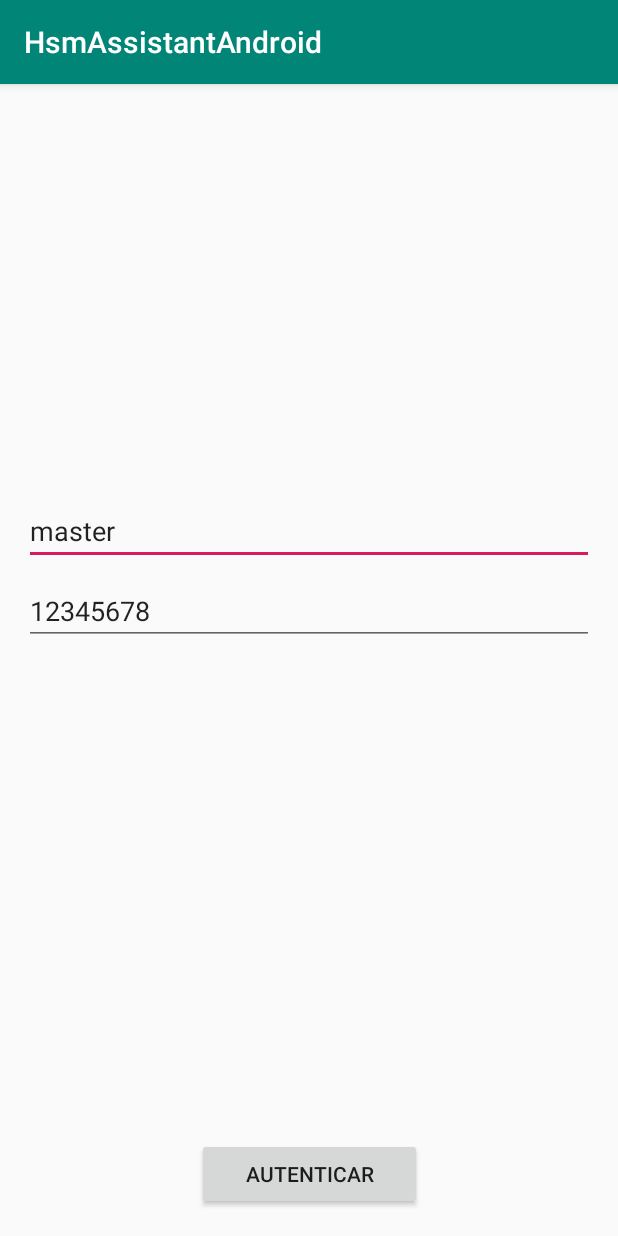
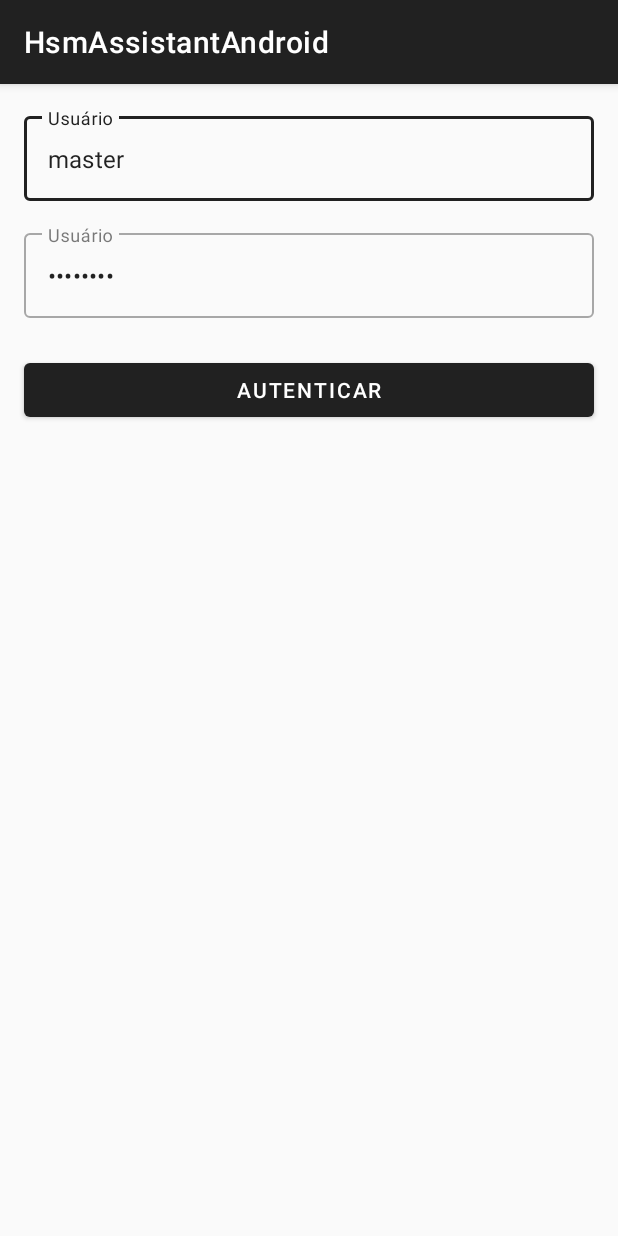
Before and after one commit to williamsimiao/hsmAssistantAndroid, an Android app: the screen it shows after launch (MainActivity), on a phone screen of 412 x 824 dp. Run offline under Robolectric (Android 15) with nearby library versions, the phone set to English and light mode, and no system bars.

Commit message:
MDC on login screen

```diff
--- a/app/build.gradle
+++ b/app/build.gradle
@@ -12,7 +12,7 @@ android {
         targetSdkVersion 28
         versionCode 1
         versionName "1.0"
-        testInstrumentationRunner "android.support.test.runner.AndroidJUnitRunner"
+        testInstrumentationRunner "androidx.test.runner.AndroidJUnitRunner"
     }
     buildTypes {
         release {
@@ -25,16 +25,16 @@ android {
 dependencies {
     implementation fileTree(dir: 'libs', include: ['*.jar'])
     implementation "org.jetbrains.kotlin:kotlin-stdlib-jdk7:$kotlin_version"
-    implementation 'com.android.support:appcompat-v7:28.0.0'
+    implementation 'androidx.appcompat:appcompat:1.0.0'
     implementation "org.jetbrains.anko:anko-common:0.10.0"
-    implementation 'com.android.support.constraint:constraint-layout:1.1.3'
+    implementation 'androidx.constraintlayout:constraintlayout:1.1.3'
     implementation 'com.squareup.retrofit2:retrofit:2.5.0'
     implementation 'com.squareup.retrofit2:converter-gson:2.5.0'
     implementation 'com.squareup.picasso:picasso:2.71828'
-    implementation 'com.android.support:recyclerview-v7:28.0.0'
+    implementation 'androidx.recyclerview:recyclerview:1.0.0'
     implementation 'com.google.android.material:material:1.1.0-alpha06'
 
     testImplementation 'junit:junit:4.12'
-    androidTestImplementation 'com.android.support.test:runner:1.0.2'
-    androidTestImplementation 'com.android.support.test.espresso:espresso-core:3.0.2'
+    androidTestImplementation 'androidx.test:runner:1.1.0'
+    androidTestImplementation 'androidx.test.espresso:espresso-core:3.1.0'
 }
--- a/app/src/main/java/com/example/hsmassistantandroid/activities/ui/MainActivity.kt
+++ b/app/src/main/java/com/example/hsmassistantandroid/activities/ui/MainActivity.kt
@@ -3,9 +3,9 @@ package com.example.hsmassistantandroid.activities.ui
 import android.content.Context
 import android.content.Intent
 import android.net.ConnectivityManager
-import android.support.v7.app.AppCompatActivity
+import androidx.appcompat.app.AppCompatActivity
 import android.os.Bundle
-import android.support.v7.app.AlertDialog
+import androidx.appcompat.app.AlertDialog
 import android.util.Log
 import com.example.hsmassistantandroid.R
 import com.example.hsmassistantandroid.api.NetworkManager
@@ -48,7 +48,7 @@ class MainActivity : AppCompatActivity() {
                     }
                 }
             }
-            networkManager.runAuth(usrEditText.text.toString(), pwdEditText.text.toString(), "", callback)
+            networkManager.runAuth(usrEditText.editText!!.text.toString(), pwdEditText.editText!!.text.toString(), "", callback)
         }
     }
 
--- a/app/src/main/java/com/example/hsmassistantandroid/activities/ui/ObjetosListActivity.kt
+++ b/app/src/main/java/com/example/hsmassistantandroid/activities/ui/ObjetosListActivity.kt
@@ -1,10 +1,10 @@
 package com.example.hsmassistantandroid.activities.ui
 
 import android.content.Context
-import android.support.v7.app.AppCompatActivity
+import androidx.appcompat.app.AppCompatActivity
 import android.os.Bundle
-import android.support.v7.widget.LinearLayoutManager
-import android.support.v7.widget.RecyclerView
+import androidx.recyclerview.widget.LinearLayoutManager
+import androidx.recyclerview.widget.RecyclerView
 import android.util.AttributeSet
 import android.view.View
 import com.example.hsmassistantandroid.R
--- a/app/src/main/java/com/example/hsmassistantandroid/activities/ui/SecondActivity.kt
+++ b/app/src/main/java/com/example/hsmassistantandroid/activities/ui/SecondActivity.kt
@@ -1,9 +1,9 @@
 package com.example.hsmassistantandroid.activities.ui
 
 import android.content.Intent
-import android.support.v7.app.AppCompatActivity
+import androidx.appcompat.app.AppCompatActivity
 import android.os.Bundle
-import android.support.v7.app.AlertDialog
+import androidx.appcompat.app.AlertDialog
 import android.util.Log
 import com.example.hsmassistantandroid.R
 import com.example.hsmassistantandroid.api.NetworkManager
--- a/app/src/main/java/com/example/hsmassistantandroid/activities/ui/objetoListAdapter.kt
+++ b/app/src/main/java/com/example/hsmassistantandroid/activities/ui/objetoListAdapter.kt
@@ -1,6 +1,6 @@
 package com.example.hsmassistantandroid.activities.ui
 
-import android.support.v7.widget.RecyclerView
+import androidx.recyclerview.widget.RecyclerView
 import android.view.LayoutInflater
 import android.view.View
 import android.view.ViewGroup
--- a/app/src/main/res/layout/activity_main.xml
+++ b/app/src/main/res/layout/activity_main.xml
@@ -1,5 +1,5 @@
 <?xml version="1.0" encoding="utf-8"?>
-<android.support.constraint.ConstraintLayout
+<androidx.constraintlayout.widget.ConstraintLayout
         xmlns:android="http://schemas.android.com/apk/res/android"
         xmlns:tools="http://schemas.android.com/tools"
         xmlns:app="http://schemas.android.com/apk/res-auto"
@@ -7,45 +7,56 @@
         android:layout_height="match_parent"
         tools:context=".activities.ui.MainActivity">
 
-    <EditText
+    <com.google.android.material.textfield.TextInputLayout
+            style="@style/Widget.MaterialComponents.TextInputLayout.OutlinedBox"
             android:id="@+id/usrEditText"
-            android:layout_width="0dp"
+            android:layout_width="match_parent"
             android:layout_height="wrap_content"
-            android:layout_marginStart="16dp"
+            android:hint="@string/user_textfield_label"
             android:layout_marginTop="275dp"
-            android:layout_marginEnd="16dp"
+            android:layout_margin="16dp"
             android:ems="10"
-            android:hint="Usuario"
-            android:text="master"
-            android:inputType="textPersonName"
             app:layout_constraintEnd_toEndOf="parent"
             app:layout_constraintStart_toStartOf="parent"
-            app:layout_constraintTop_toTopOf="parent" />
+            app:layout_constraintTop_toTopOf="parent">
 
-    <EditText
+        <com.google.android.material.textfield.TextInputEditText
+                android:layout_width="match_parent"
+                android:layout_height="wrap_content"
+                android:text="master"
+                android:inputType="textPersonName"/>
+    </com.google.android.material.textfield.TextInputLayout>
+
+
+    <com.google.android.material.textfield.TextInputLayout
+            style="@style/Widget.MaterialComponents.TextInputLayout.OutlinedBox"
             android:id="@+id/pwdEditText"
-            android:layout_width="0dp"
+            android:layout_width="match_parent"
             android:layout_height="wrap_content"
-            android:layout_marginStart="16dp"
+            android:hint="@string/password_textfield_label"
             android:layout_marginTop="8dp"
-            android:layout_marginEnd="16dp"
+            android:layout_margin="16dp"
             android:ems="10"
-            android:hint="Senha"
-            android:text="12345678"
-            android:inputType="textPersonName"
             app:layout_constraintEnd_toEndOf="parent"
             app:layout_constraintStart_toStartOf="parent"
-            app:layout_constraintTop_toBottomOf="@+id/usrEditText" />
+            app:layout_constraintTop_toBottomOf="@+id/usrEditText">
 
-    <Button
+        <com.google.android.material.textfield.TextInputEditText
+                android:layout_width="match_parent"
+                android:layout_height="wrap_content"
+                android:text="12345678"
+                android:inputType="textPassword"/>
+    </com.google.android.material.textfield.TextInputLayout>
+
+    <com.google.android.material.button.MaterialButton
             android:id="@+id/autenticarButton"
-            android:layout_width="150dp"
-            android:layout_height="48dp"
-            android:layout_marginBottom="17dp"
             android:text="AUTENTICAR"
-            app:layout_constraintBottom_toBottomOf="parent"
+            android:layout_width="match_parent"
+            android:layout_height="wrap_content"
             app:layout_constraintEnd_toEndOf="parent"
-            app:layout_constraintHorizontal_bias="0.5"
-            app:layout_constraintStart_toStartOf="parent" />
+            app:layout_constraintStart_toStartOf="parent"
+            android:layout_marginStart="16dp"
+            android:layout_marginEnd="16dp" android:layout_marginTop="24dp"
+            app:layout_constraintTop_toBottomOf="@+id/pwdEditText"/>
 
-</android.support.constraint.ConstraintLayout>
+</androidx.constraintlayout.widget.ConstraintLayout>
--- a/app/src/main/res/layout/activity_objetos_list.xml
+++ b/app/src/main/res/layout/activity_objetos_list.xml
@@ -1,5 +1,5 @@
 <?xml version="1.0" encoding="utf-8"?>
-<android.support.constraint.ConstraintLayout
+<androidx.constraintlayout.widget.ConstraintLayout
         xmlns:android="http://schemas.android.com/apk/res/android"
         xmlns:tools="http://schemas.android.com/tools"
         xmlns:app="http://schemas.android.com/apk/res-auto"
@@ -7,7 +7,7 @@
         android:layout_height="match_parent"
         tools:context=".activities.ui.ObjetosListActivity">
 
-    <android.support.v7.widget.RecyclerView
+    <androidx.recyclerview.widget.RecyclerView
             android:layout_width="395dp"
             android:layout_height="715dp"
             android:layout_marginStart="8dp"
@@ -19,4 +19,4 @@
             app:layout_constraintStart_toStartOf="parent"
             app:layout_constraintTop_toTopOf="parent" android:id="@+id/objetosList"/>
 
-</android.support.constraint.ConstraintLayout>
+</androidx.constraintlayout.widget.ConstraintLayout>
--- a/app/src/main/res/layout/activity_second.xml
+++ b/app/src/main/res/layout/activity_second.xml
@@ -1,5 +1,5 @@
 <?xml version="1.0" encoding="utf-8"?>
-<android.support.constraint.ConstraintLayout
+<androidx.constraintlayout.widget.ConstraintLayout
         xmlns:android="http://schemas.android.com/apk/res/android"
         xmlns:tools="http://schemas.android.com/tools"
         xmlns:app="http://schemas.android.com/apk/res-auto"
@@ -37,4 +37,4 @@
             android:layout_marginEnd="16dp" android:layout_marginTop="116dp" app:layout_constraintTop_toTopOf="parent"
             android:textAlignment="center"/>
 
-</android.support.constraint.ConstraintLayout>
+</androidx.constraintlayout.widget.ConstraintLayout>
--- a/app/src/main/res/values/colors.xml
+++ b/app/src/main/res/values/colors.xml
@@ -1,6 +1,6 @@
 <?xml version="1.0" encoding="utf-8"?>
 <resources>
-    <color name="colorPrimary">#008577</color>
-    <color name="colorPrimaryDark">#00574B</color>
-    <color name="colorAccent">#D81B60</color>
+    <!--<color name="colorPrimary">#008577</color>-->
+    <!--<color name="colorPrimaryDark">#00574B</color>-->
+    <!--<color name="colorAccent">#D81B60</color>-->
 </resources>
--- a/app/src/main/res/values/strings.xml
+++ b/app/src/main/res/values/strings.xml
@@ -1,3 +1,6 @@
 <resources>
     <string name="app_name">HsmAssistantAndroid</string>
+    <string name="user_textfield_label">Usuário</string>
+    <string name="password_textfield_label">Usuário</string>
+
 </resources>
--- a/app/src/main/res/values/styles.xml
+++ b/app/src/main/res/values/styles.xml
@@ -1,11 +1,27 @@
 <resources>
 
     <!-- Base application theme. -->
-    <style name="AppTheme" parent="Theme.AppCompat.Light.DarkActionBar">
-        <!-- Customize your theme here. -->
-        <item name="colorPrimary">@color/colorPrimary</item>
-        <item name="colorPrimaryDark">@color/colorPrimaryDark</item>
-        <item name="colorAccent">@color/colorAccent</item>
+    <!--<style name="AppTheme" parent="Theme.AppCompat.Light.DarkActionBar">-->
+        <!--&lt;!&ndash; Customize your theme here. &ndash;&gt;-->
+        <!--<item name="colorPrimary">@color/colorPrimary</item>-->
+        <!--<item name="colorPrimaryDark">@color/colorPrimaryDark</item>-->
+        <!--<item name="colorAccent">@color/colorAccent</item>-->
+    <!--</style>-->
+    <style name="AppTheme" parent="Theme.MaterialComponents.Light.DarkActionBar">
+        <item name="colorPrimary">#212121</item>
+        <item name="colorPrimaryVariant">#000000</item>
+        <item name="colorOnPrimary">#FFFFFF</item>
+        <item name="colorSecondary">#2962FF</item>
+        <item name="colorSecondaryVariant">#0039CB</item>
+        <item name="colorOnSecondary">#FFFFFF</item>
+        <item name="colorError">#F44336</item>
+        <item name="colorOnError">#FFFFFF</item>
+        <item name="colorSurface">#FFFFFF</item>
+        <item name="colorOnSurface">#212121</item>
+        <item name="android:colorBackground">@color/background</item>
+        <item name="colorOnBackground">#212121</item>
     </style>
 
+    <color name="background">#FAFAFA</color>
+
 </resources>
--- a/gradle.properties
+++ b/gradle.properties
@@ -13,3 +13,5 @@ org.gradle.jvmargs=-Xmx1536m
 # org.gradle.parallel=true
 # Kotlin code style for this project: "official" or "obsolete":
 kotlin.code.style=official
+android.useAndroidX=true
+android.enableJetifier=true
```
Also changed, not shown: 1 other file.
